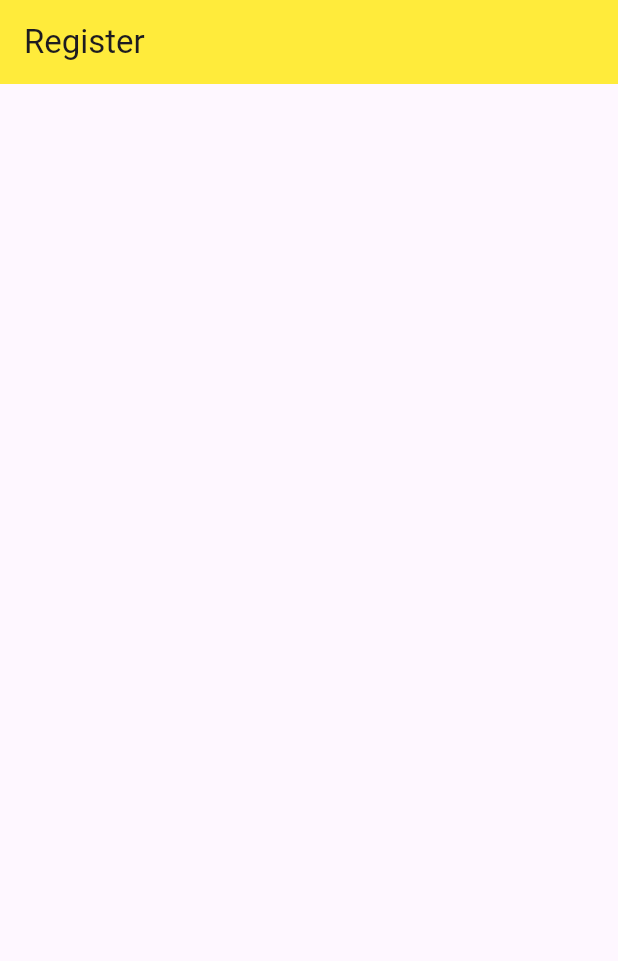
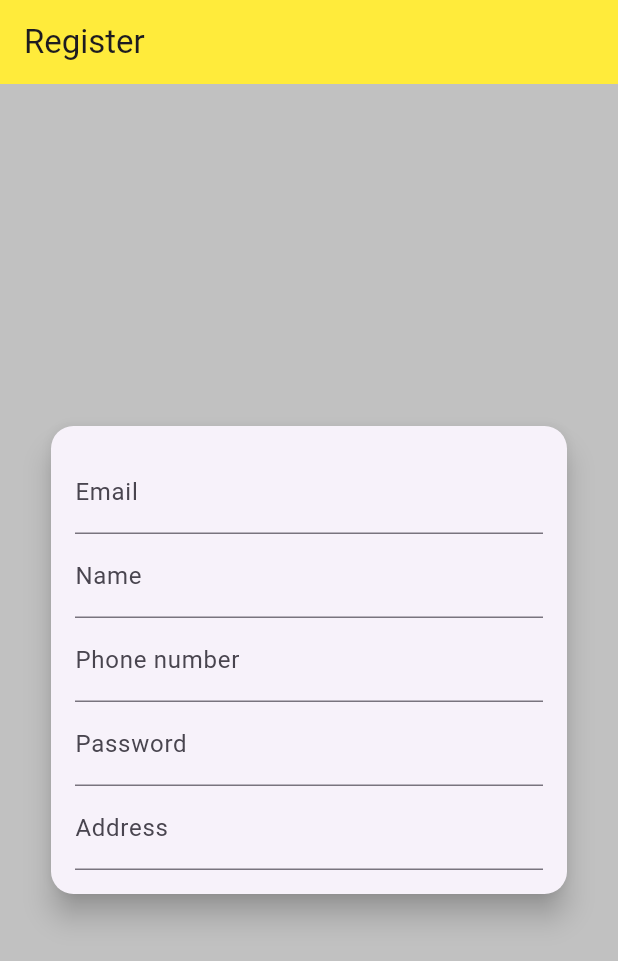
Before and after one commit to hadifnasarudin/mp_assignment_2, a Flutter app: the screen it shows after launch, on a phone screen of 412 x 824 dp. Shown: the top 961 px of the screen. Run offline on Flutter 3.47's test engine with Material 3 defaults, Android fonts, the phone set to English and light mode, and no system bars; our stand-ins replace lottie; network calls fail; project files that could hold a hidden picture were left out.

Commit message:
adding card widget

```diff
--- /dev/null
+++ b/lib/registerScreen.dart
@@ -0,0 +1,78 @@
+import 'package:flutter/material.dart';
+
+class registerScreen extends StatefulWidget {
+  const registerScreen({super.key});
+
+  @override
+  State<registerScreen> createState() => _registerScreenState();
+}
+
+class _registerScreenState extends State<registerScreen> {
+  @override
+  Widget build(BuildContext context) {
+    return  Scaffold(
+      appBar: AppBar(
+        title: Text('Register'),
+        backgroundColor: Colors.yellow,
+      ),
+      body: Container(
+        color: const Color.fromARGB(255, 193, 193, 193),
+        padding: EdgeInsets.all(30.0),
+        child: Center(
+          child: Card(
+            shape: RoundedRectangleBorder(
+              borderRadius: BorderRadius.circular(15.0),
+            ),
+            elevation: 8,
+            child: Padding(
+              padding: const  EdgeInsets.all(16.0),
+              child: SingleChildScrollView(
+                child: Column(
+                  mainAxisSize: MainAxisSize.min,
+
+                  children: [
+                    TextField(
+                      keyboardType: TextInputType.emailAddress,
+                      decoration: InputDecoration(
+
+                      label: Text ('Email'),
+                      ),
+
+                    ),
+                    TextField(
+                      keyboardType: TextInputType.name,
+                        decoration: InputDecoration(
+                        label: Text ('Name'),
+                    ),
+                    ),
+                    TextField(
+                      keyboardType: TextInputType.phone,
+                      decoration: InputDecoration(
+                        label: Text ('Phone number'),
+                      ),
+              ),
+              TextField(
+                obscureText: true,
+                decoration: InputDecoration(
+                  label: Text ('Password'),
+                ),
+              ),
+              TextField(
+                keyboardType: TextInputType.emailAddress,
+                decoration: InputDecoration(
+                  label: Text ('Address'),
+                ),
+              ),
+
+            ],
+
+               ),
+           ),
+          ),
+        ),
+      ),
+
+      ),
+    );
+  }
+}
--- a/lib/signIn.dart
+++ /dev/null
@@ -1,20 +0,0 @@
-import 'package:flutter/material.dart';
-
-class signIn extends StatefulWidget {
-  const signIn({super.key});
-
-  @override
-  State<signIn> createState() => _signInState();
-}
-
-class _signInState extends State<signIn> {
-  @override
-  Widget build(BuildContext context) {
-    return  Scaffold(
-      appBar: AppBar(
-        title: Text('Register'),
-        backgroundColor: Colors.yellow,
-      ),
-    );
-  }
-}
--- a/lib/splashScreen.dart
+++ b/lib/splashScreen.dart
@@ -1,5 +1,5 @@
 import 'package:flutter/material.dart';
-import 'package:worker_task_management_system/signIn.dart';
+import 'package:worker_task_management_system/registerScreen.dart';
 import 'package:lottie/lottie.dart';
 
 
@@ -19,12 +19,13 @@ class _splashScreenState extends State<splashScreen> {
     Future.delayed(Duration(seconds: 7),(){
       Navigator.pushReplacement(
         context,
-        MaterialPageRoute(builder: (context) => signIn()),
+        MaterialPageRoute(builder: (context) => registerScreen()),
       );
     });
   }
 
   @override
+
   Widget build(BuildContext context) {
     return  Scaffold(
       body: Container(
@@ -33,8 +34,8 @@ class _splashScreenState extends State<splashScreen> {
           child: Column(
             mainAxisAlignment: MainAxisAlignment.center,
           children: [
-            Lottie.asset(
-              'asset/animations/splash.json',width:250,height:250,
+            Lottie.network(
+              'https://lottie.host/24dcaebd-52b8-401b-b444-dd18e627aa62/e9oaZDclcf.lottie'
 
           ),
           const SizedBox(height: 50,),
--- a/pubspec.yaml
+++ b/pubspec.yaml
@@ -19,4 +19,3 @@ dev_dependencies:
 flutter:
   uses-material-design: true
   assets:
-    - assets/animations/splash.json
```
Also changed, not shown: assets/animations/splashLogo.json (renamed from assets/animations/splash.json), 1 other file.
